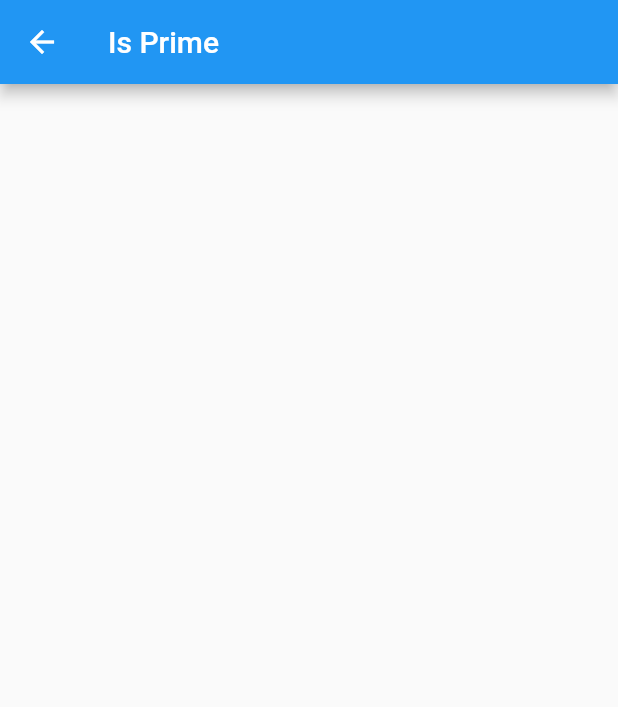
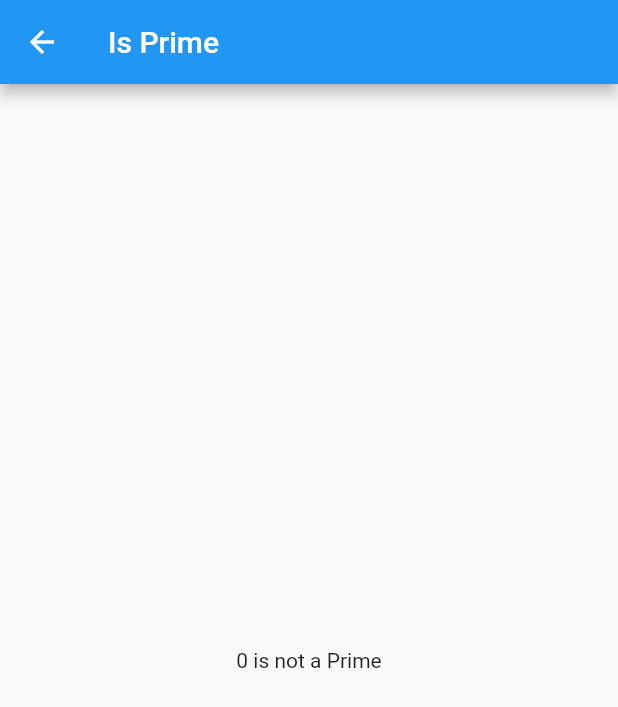
Before and after one commit to jpsasi/PrimeDemo, a Flutter app: the PrimeModalPage screen opened directly, on a phone screen of 412 x 824 dp. Shown: the top 707 px of the screen. Run offline on Flutter 3.47's test engine with Material 2 defaults, Android fonts, the phone set to English and light mode, and no system bars.

```diff
--- a/lib/bloc/counter_bloc.dart
+++ /dev/null
@@ -1 +0,0 @@
-class CounterBloc {}
--- /dev/null
+++ b/lib/bloc/counter_events.dart
@@ -0,0 +1,7 @@
+abstract class CounterEvent {}
+
+class IncrementCounterEvent extends CounterEvent {}
+
+class DecrementCounterEvent extends CounterEvent {}
+
+class IsThisPrimeEvent extends CounterEvent {}
--- /dev/null
+++ b/lib/bloc/prime_counter_bloc.dart
@@ -0,0 +1,35 @@
+import 'dart:async';
+
+import 'package:prime_demo/bloc/counter_events.dart';
+import 'package:prime_demo/model/prime_counter.dart';
+
+class PrimeCounterBloc {
+  final PrimeCounter counter = PrimeCounter();
+
+  final StreamController _counterStateController =
+      StreamController<PrimeCounter>.broadcast();
+  final StreamController _counterEventController =
+      StreamController<CounterEvent>();
+
+  StreamSink<PrimeCounter> get _inCounter => _counterStateController.sink;
+  Stream<PrimeCounter> get counterStream => _counterStateController.stream;
+
+  StreamSink<CounterEvent> get counterEventSink => _counterEventController.sink;
+
+  PrimeCounterBloc() {
+    print('PrimeCounterBloc constructor');
+    _counterEventController.stream.listen((event) {
+      if (event is IncrementCounterEvent) {
+        counter.increment();
+      } else if (event is DecrementCounterEvent) {
+        counter.decrement();
+      } else if (event is IsThisPrimeEvent) {}
+      _inCounter.add(counter);
+    });
+  }
+
+  void dispose() {
+    _counterEventController.close();
+    _counterStateController.close();
+  }
+}
--- /dev/null
+++ b/lib/model/prime_counter.dart
@@ -0,0 +1,48 @@
+import 'dart:math';
+
+class PrimeCounter {
+  int _counter = 0;
+  List<int> _favoritePrimes = [];
+
+  int get counter => _counter;
+  bool get isPrime => _isPrime();
+  List<int> get favoritePrimes => _favoritePrimes;
+
+  bool _isPrime() {
+    if (_counter <= 1) return false;
+    if (_counter <= 3) return true;
+    for (var num = 2; num < sqrt(_counter); num++) {
+      if (_counter % num == 0) return false;
+    }
+    return true;
+  }
+
+  void increment() {
+    _counter++;
+  }
+
+  void decrement() {
+    _counter--;
+  }
+
+  bool isFavoritePrime() {
+    var index = _favoritePrimes.indexWhere((num) {
+      return num == _counter;
+    });
+    return index != -1;
+  }
+
+  void addToFavorites() {
+    _favoritePrimes.add(_counter);
+  }
+
+  void removeFromFavorites() {
+    removeNumFromFavorites(_counter);
+  }
+
+  void removeNumFromFavorites(int num) {
+    _favoritePrimes.removeWhere((value) {
+      return num == value;
+    });
+  }
+}
--- a/lib/pages/content_page.dart
+++ b/lib/pages/content_page.dart
@@ -7,6 +7,7 @@ class ContentPage extends StatelessWidget {
 
   @override
   Widget build(BuildContext context) {
+    print('ContentPage build');
     return Scaffold(
       appBar: AppBar(
         title: Text('State Management'),
--- a/lib/pages/prime_modal_page.dart
+++ b/lib/pages/prime_modal_page.dart
@@ -1,17 +1,82 @@
 import 'package:flutter/material.dart';
-import 'package:prime_demo/store/counter_store.dart';
+import 'package:prime_demo/model/prime_counter.dart';
+import 'package:prime_demo/widget/prime_counter_store.dart';
 
-class PrimeModalPage extends StatelessWidget {
+class PrimeModalPage extends StatefulWidget {
   const PrimeModalPage({Key key}) : super(key: key);
 
   @override
+  State<StatefulWidget> createState() => _PrimeModalState();
+}
+
+class _PrimeModalState extends State<PrimeModalPage> {
+  @override
   Widget build(BuildContext context) {
-    print('PrimeModalPage build');
+    final store = PrimeCounterStore.of(context);
+    final counter = store.primeCounterBloc.counter;
+
+    print('PrimeModalPage build $store');
     return Scaffold(
       appBar: AppBar(
         title: Text('Is Prime'),
       ),
-      body: Container(),
+      body: Container(
+        child: StreamBuilder<PrimeCounter>(
+            stream: store.primeCounterBloc.counterStream,
+            builder: (context, snapshot) {
+              return Center(
+                child: counter.isPrime
+                    ? Column(
+                        mainAxisAlignment: MainAxisAlignment.center,
+                        children: <Widget>[
+                          Text(
+                            snapshot.data != null
+                                ? '${snapshot.data.counter} is a Prime'
+                                : '${counter.counter} is a Prime',
+                            style: TextStyle(
+                              fontSize: 25.0,
+                            ),
+                          ),
+                          FlatButton(
+                            child: counter.isFavoritePrime()
+                                ? Text(
+                                    'Remove from Favoites',
+                                    style: TextStyle(fontSize: 25.0),
+                                  )
+                                : Text('Save to Favorites',
+                                    style: TextStyle(fontSize: 25.0)),
+                            onPressed: () {
+                              if (counter.isFavoritePrime()) {
+                                setState(() {
+                                  counter.removeFromFavorites();
+                                });
+                              } else {
+                                setState(() {
+                                  counter.addToFavorites();
+                                });
+                              }
+
+                              // if (snapshot.data != null) {
+                              //   if (snapshot.data.isFavoritePrime()) {
+                              //     snapshot.data.removeFromFavorites();
+                              //   } else {
+                              //     snapshot.data.addToFavorites();
+                              //   }
+                              // } else {
+                              //   if (counter.isFavoritePrime()) {
+                              //     counter.removeFromFavorites();
+                              //   } else {
+                              //     counter.addToFavorites();
+                              //   }
+                              // }
+                            },
+                          )
+                        ],
+                      )
+                    : Text('${counter.counter} is not a Prime'),
+              );
+            }),
+      ),
     );
   }
 }
--- /dev/null
+++ b/lib/widget/prime_counter_store.dart
@@ -0,0 +1,16 @@
+import 'package:flutter/material.dart';
+import 'package:prime_demo/bloc/prime_counter_bloc.dart';
+
+class PrimeCounterStore extends InheritedWidget {
+  final PrimeCounterBloc primeCounterBloc;
+
+  PrimeCounterStore(this.primeCounterBloc, {child}) : super(child: child);
+
+  @override
+  bool updateShouldNotify(InheritedWidget oldWidget) {
+    return true;
+  }
+
+  static PrimeCounterStore of(BuildContext context) =>
+      context.dependOnInheritedWidgetOfExactType<PrimeCounterStore>();
+}
```
Also changed, not shown: lib/main.dart (+11 -5 lines), lib/pages/counter_page.dart (+55 -21 lines), lib/pages/favorite_primes_page.dart (+5 -2 lines), 1 other file.
